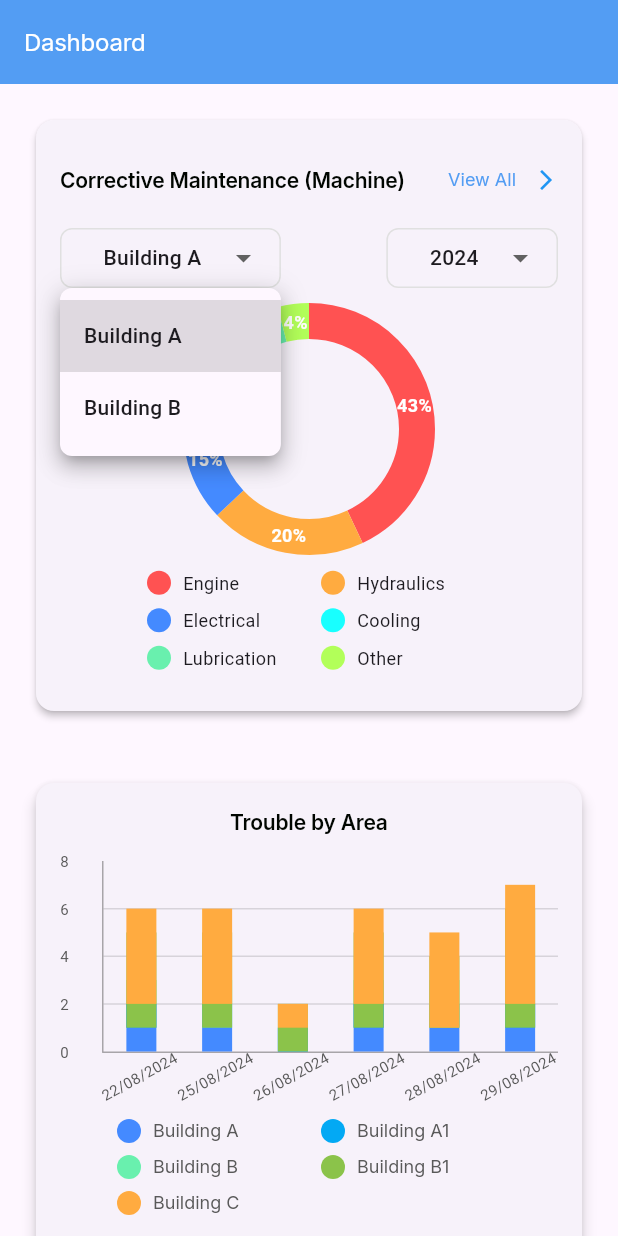
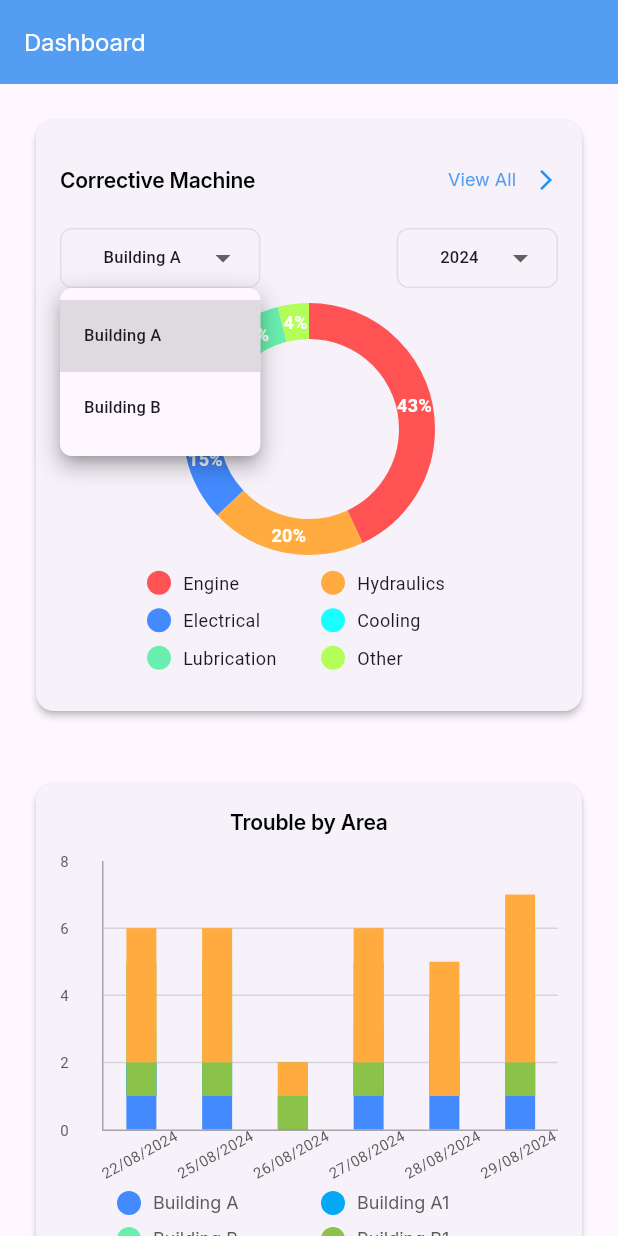
Before and after one commit to IbnuTopanAdib/ragdanews, a Flutter app: the DashboardScreen screen opened directly, after a tap on "Building A", on a phone screen of 412 x 824 dp. Run offline on Flutter 3.47's test engine with Material 3 defaults, Android fonts, the phone set to English and light mode, and no system bars; drawn by our look-alikes of dropdown_button2, fl_chart; our stand-ins replace go_router, google_fonts.

Commit message:
add dashboard page

```diff
--- a/lib/screens/login/login_screen.dart
+++ b/lib/screens/login/login_screen.dart
@@ -70,7 +70,8 @@ class _LoginScreenState extends State<LoginScreen> {
   @override
   Widget build(BuildContext context) {
     return Scaffold(
-      body: Column(
+      body: SingleChildScrollView(
+        child: Column(
           children: [
             const HeaderLogin(),
             LoginForm(
@@ -87,6 +88,7 @@ class _LoginScreenState extends State<LoginScreen> {
             ),
           ],
         ),
+      ),
     );
   }
 }
--- a/lib/screens/news/news_detail_screen.dart
+++ b/lib/screens/news/news_detail_screen.dart
@@ -27,7 +27,6 @@ class NewsDetailScreen extends StatelessWidget {
           child: Image.asset('assets/icons/arrow_back.png'),
           onTap: () => context.pop(),
         ),
-        centerTitle: true,
         automaticallyImplyLeading: false,
       ),
       body: SingleChildScrollView(
@@ -43,9 +42,7 @@ class NewsDetailScreen extends StatelessWidget {
             children: [
               Text(
                 '${news.sourceName} | $date',
-                style: AppTextStyles.headline8Regular.copyWith(
-                  color: AppColors.neutral500.color,
-                ),
+                style: AppTextStyles.headline8Regular,
               ),
               const SizedBox(height: 8),
               Text(news.title, style: AppTextStyles.headline4SemiBold),
@@ -156,7 +153,6 @@ class NewsDetailScreen extends StatelessWidget {
         children: [
           CircleAvatar(
             radius: 20,
-            backgroundColor: AppColors.neutral300.color,
             child: Image.asset(
               'assets/icons/person.png',
               width: 24,
--- a/lib/widgets/dashboard/corrective_machine_card.dart
+++ b/lib/widgets/dashboard/corrective_machine_card.dart
@@ -22,7 +22,7 @@ class CorrectiveMachineCard extends StatelessWidget {
               mainAxisAlignment: MainAxisAlignment.spaceBetween,
               children: [
                 Text(
-                  'Corrective Maintenance (Machine)',
+                  'Corrective Machine',
                   style: AppTextStyles.headline7SemiBold,
                 ),
                 Row(
--- a/lib/widgets/dashboard/custom_dropdown.dart
+++ b/lib/widgets/dashboard/custom_dropdown.dart
@@ -22,10 +22,7 @@ class CustomDropdown extends StatelessWidget {
             .map(
               (e) => DropdownMenuItem(
                 value: e,
-                child: Text(
-                  e,
-                  style: const TextStyle(fontSize: 14),
-                ),
+                child: Text(e, style: const TextStyle(fontSize: 11)),
               ),
             )
             .toList(),
@@ -40,9 +37,7 @@ class CustomDropdown extends StatelessWidget {
           ),
         ),
         dropdownStyleData: DropdownStyleData(
-          decoration: BoxDecoration(
-            borderRadius: BorderRadius.circular(8),
-          ),
+          decoration: BoxDecoration(borderRadius: BorderRadius.circular(8)),
         ),
       ),
     );
--- a/lib/widgets/dashboard/spare_part_usage_chart.dart
+++ b/lib/widgets/dashboard/spare_part_usage_chart.dart
@@ -20,10 +20,7 @@ class SparePartUsageChart extends StatelessWidget {
             Row(
               mainAxisAlignment: MainAxisAlignment.spaceBetween,
               children: [
-                Text(
-                  'Spare Part Usage',
-                  style: AppTextStyles.headline7SemiBold,
-                ),
+                Text('Spare Part', style: AppTextStyles.headline7SemiBold),
                 Row(
                   children: [
                     TextButton(
@@ -49,7 +46,7 @@ class SparePartUsageChart extends StatelessWidget {
                   value: 'Alloy Casting',
                   onChanged: (String? value) {},
                 ),
-                const SizedBox(width: 16),
+                const SizedBox(width: 8),
                 CustomDropdown(
                   items: ['2024', '2025'],
                   value: '2024',
--- a/lib/widgets/dashboard/trouble_by_area_chart.dart
+++ b/lib/widgets/dashboard/trouble_by_area_chart.dart
@@ -34,7 +34,7 @@ class TroubleByAreaChart extends StatelessWidget {
   @override
   Widget build(BuildContext context) {
     return Card(
-      elevation: 4,
+      elevation: 2,
       shape: RoundedRectangleBorder(borderRadius: BorderRadius.circular(12)),
       margin: const EdgeInsets.all(8),
       child: Padding(
@@ -46,7 +46,7 @@ class TroubleByAreaChart extends StatelessWidget {
 
             const SizedBox(height: 16),
             SizedBox(
-              height: 250,
+              height: 300,
               child: Column(
                 children: [
                   Expanded(
@@ -156,9 +156,9 @@ class TroubleByAreaChart extends StatelessWidget {
                       ),
                     ),
                   ),
-                  const SizedBox(height: 16),
-                  Expanded(
-                    flex: 1,
+                  const SizedBox(height: 12),
+                  SizedBox(
+                    height: 80,
                     child: Padding(
                       padding: const EdgeInsets.symmetric(horizontal: 16.0),
                       child: _buildLegend(),
--- a/lib/widgets/login/email_input.dart
+++ b/lib/widgets/login/email_input.dart
@@ -25,6 +25,7 @@ class EmailInput extends StatelessWidget {
             color: AppColors.neutral6.color,
           ),
           decoration: InputDecoration(
+            focusColor: AppColors.naplesBlue500.color,
             hintText: 'Cth. contoh@gmail.com',
             hintStyle: AppTextStyles.headline7Regular.copyWith(
               color: AppColors.neutral6.color,
--- a/lib/widgets/login/login_form.dart
+++ b/lib/widgets/login/login_form.dart
@@ -27,6 +27,7 @@ class LoginForm extends StatelessWidget {
   Widget build(BuildContext context) {
     return Padding(
       padding: const EdgeInsets.all(24),
+      child: SingleChildScrollView(
         child: Column(
           crossAxisAlignment: CrossAxisAlignment.start,
           children: [
@@ -50,6 +51,7 @@ class LoginForm extends StatelessWidget {
             LoginButton(onPressed: isLoginEnabled ? onLogin : null),
           ],
         ),
+      ),
     );
   }
 }
--- a/lib/widgets/login/password_input.dart
+++ b/lib/widgets/login/password_input.dart
@@ -26,6 +26,7 @@ class PasswordInput extends StatelessWidget {
             color: AppColors.neutral6.color,
           ),
           decoration: InputDecoration(
+            focusColor: AppColors.naplesBlue500.color,
             hintText: 'Enter password',
             hintStyle: AppTextStyles.headline7Regular.copyWith(
               color: AppColors.neutral6.color,
@@ -42,10 +43,7 @@ class PasswordInput extends StatelessWidget {
             ),
             border: OutlineInputBorder(
               borderRadius: BorderRadius.circular(8),
-              borderSide: BorderSide(
-                color: AppColors.grey100.color,
-                width: 1,
-              ),
+              borderSide: BorderSide(color: AppColors.grey100.color, width: 1),
             ),
             errorText: errorText,
           ),
--- a/lib/widgets/profile/header_profile.dart
+++ b/lib/widgets/profile/header_profile.dart
@@ -28,7 +28,7 @@ class HeaderProfile extends StatelessWidget {
         Positioned(
           left: 24,
           right: 24,
-          bottom: 90,
+          top: 50,
 
           child: Column(
             crossAxisAlignment: CrossAxisAlignment.start,
```
Also changed, not shown: lib/screens/profile/profile_screen.dart (+4 -6 lines), assets/icons/lock_p.png (added), assets/icons/person_p.png (added). Lines whose indentation alone changed are shown as unchanged.
